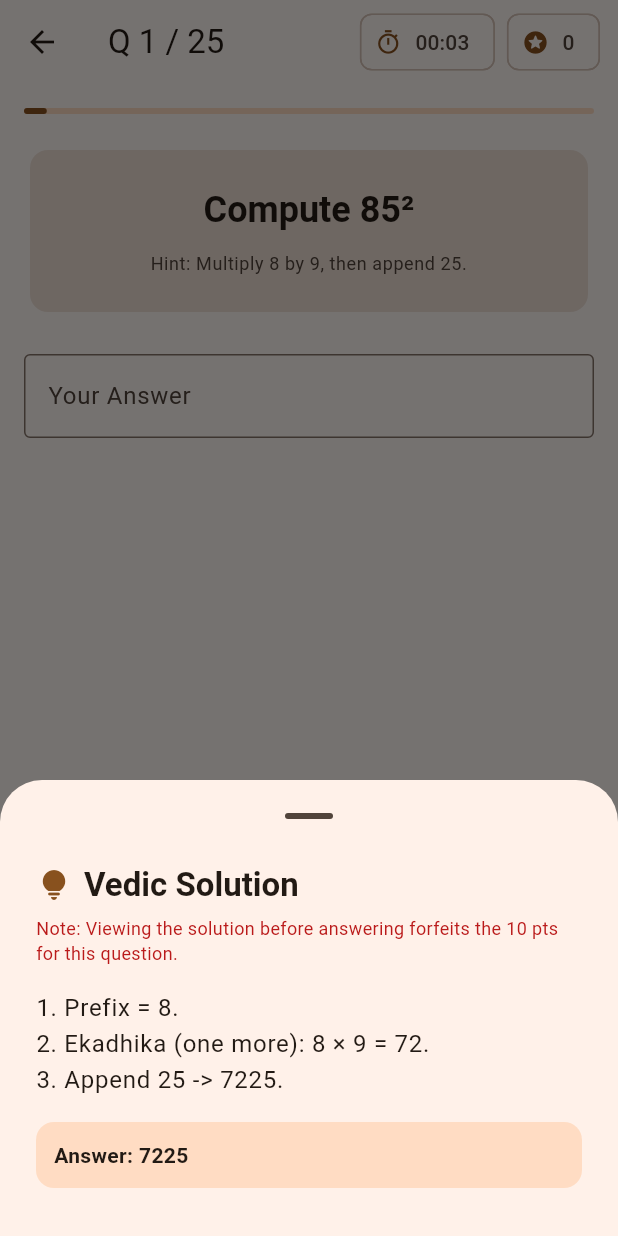
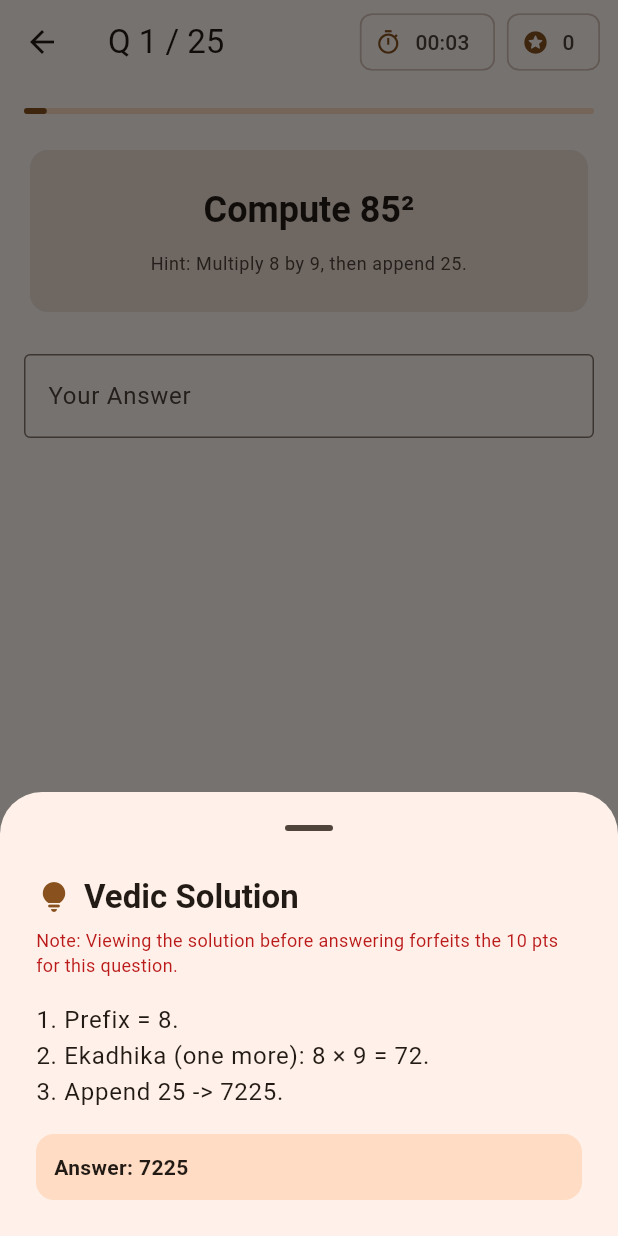
Before and after one commit to y44k0v/vedic_math_app, a Flutter app: the ExerciseScreen screen opened directly with sample values from the repository, after a tap on "Solution", on a phone screen of 412 x 824 dp. Run offline on Flutter 3.47's test engine with Material 3 defaults, Android fonts, the phone set to English and light mode, and no system bars; our stand-ins replace fl_chart, material_ui, sqflite; accounts and stored records are empty.

Commit message:
fix screens bottoms views

```diff
--- a/lib/screens/exercise_screen.dart
+++ b/lib/screens/exercise_screen.dart
@@ -93,6 +93,7 @@ class _ExerciseScreenState extends State<ExerciseScreen> {
   }
 
   void _showSolutionSheet() {
+    FocusScope.of(context).unfocus(); // Dismiss keyboard before opening sheet
     if (!_hasSubmitted) {
       setState(() => _solutionViewedBeforeSubmit = true);
     }
@@ -100,9 +101,18 @@ class _ExerciseScreenState extends State<ExerciseScreen> {
 
     showModalBottomSheet(
       context: context,
+      isScrollControlled: true,
+      useSafeArea: true,
       showDragHandle: true,
-      builder: (context) => Padding(
-        padding: const EdgeInsets.fromLTRB(24, 8, 24, 32),
+      builder: (context) => SafeArea(
+        top: false,
+        child: SingleChildScrollView(
+          padding: EdgeInsets.fromLTRB(
+            24,
+            8,
+            24,
+            24 + MediaQuery.viewInsetsOf(context).bottom,
+          ),
           child: Column(
             mainAxisSize: MainAxisSize.min,
             crossAxisAlignment: CrossAxisAlignment.start,
@@ -153,6 +163,7 @@ class _ExerciseScreenState extends State<ExerciseScreen> {
                 ),
               ),
             ],
+          ),
         ),
       ),
     );
@@ -242,7 +253,12 @@ class _ExerciseScreenState extends State<ExerciseScreen> {
           ),
         ],
       ),
-      body: Padding(
+      body: SafeArea(
+        top: false, // AppBar already handles the top status bar
+        child: Column(
+          children: [
+            Expanded(
+              child: SingleChildScrollView(
                 padding: const EdgeInsets.all(16),
                 child: Column(
                   crossAxisAlignment: CrossAxisAlignment.stretch,
@@ -303,8 +319,13 @@ class _ExerciseScreenState extends State<ExerciseScreen> {
                           ),
                         ),
                       ),
-            const Spacer(),
-            Row(
+                  ],
+                ),
+              ),
+            ),
+            Padding(
+              padding: const EdgeInsets.fromLTRB(16, 8, 16, 16),
+              child: Row(
                 children: [
                   Expanded(
                     child: OutlinedButton.icon(
@@ -328,6 +349,7 @@ class _ExerciseScreenState extends State<ExerciseScreen> {
                     ),
                   ),
                 ],
+              ),
             ),
           ],
         ),
--- a/lib/screens/theory_screen.dart
+++ b/lib/screens/theory_screen.dart
@@ -20,7 +20,12 @@ class TheoryScreen extends StatelessWidget {
         ),
       ),
       body: ListView(
-        padding: const EdgeInsets.fromLTRB(16, 8, 16, 96),
+        padding: EdgeInsets.fromLTRB(
+          16,
+          8,
+          16,
+          96 + MediaQuery.paddingOf(context).bottom,
+        ),
         children: [
           Card(
             color: colors.primaryContainer,
```
Lines whose indentation alone changed are shown as unchanged.
